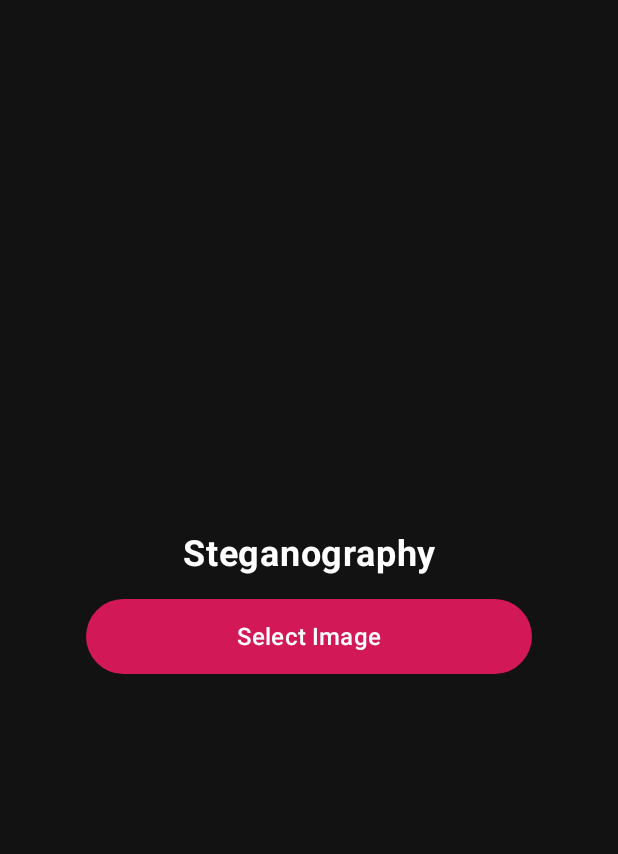
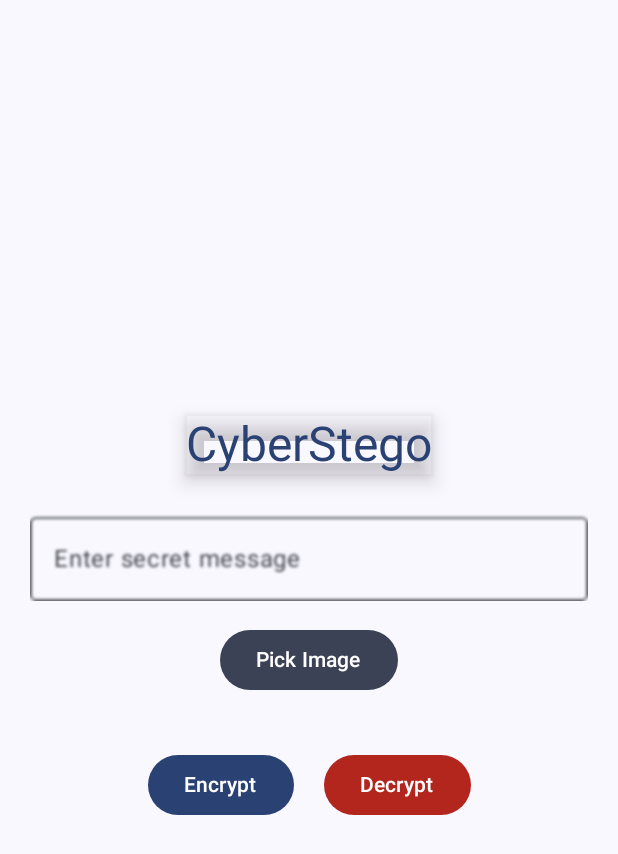
Before and after one commit to ultfone/Steganography, an Android app built with Jetpack Compose: the screen it shows after launch (MainActivity), on a phone screen of 412 x 824 dp. Shown: the top 854 px of the screen. Run offline under Robolectric (Android 15) with nearby library versions, the phone set to English and light mode, and no system bars; 1 statement that could not run was skipped.

Commit message:
Under Development

```diff
--- a/app/src/main/java/com/example/steganography/MainActivity.kt
+++ b/app/src/main/java/com/example/steganography/MainActivity.kt
@@ -1,28 +1,34 @@
 package com.example.steganography
 
+import android.content.Intent
+import android.graphics.Bitmap
+import android.graphics.BitmapFactory
 import android.net.Uri
 import android.os.Bundle
 import androidx.activity.ComponentActivity
 import androidx.activity.compose.rememberLauncherForActivityResult
 import androidx.activity.compose.setContent
 import androidx.activity.result.contract.ActivityResultContracts
+import androidx.compose.animation.*
 import androidx.compose.foundation.Image
 import androidx.compose.foundation.background
+import androidx.compose.foundation.border
 import androidx.compose.foundation.layout.*
 import androidx.compose.foundation.shape.RoundedCornerShape
 import androidx.compose.material3.*
 import androidx.compose.runtime.*
-import androidx.compose.ui.Alignment
-import androidx.compose.ui.Modifier
+import androidx.compose.ui.*
+import androidx.compose.ui.draw.*
 import androidx.compose.ui.graphics.Color
+import androidx.compose.ui.graphics.asImageBitmap
+import androidx.compose.ui.graphics.graphicsLayer
+import androidx.compose.ui.platform.LocalContext
 import androidx.compose.ui.text.font.FontWeight
-import androidx.compose.ui.unit.dp
-import androidx.compose.ui.unit.sp
-import androidx.compose.ui.text.style.TextAlign
-import androidx.compose.ui.draw.clip
-import androidx.compose.ui.tooling.preview.Preview
-import coil.compose.rememberAsyncImagePainter
+import androidx.compose.ui.unit.*
+import androidx.core.content.FileProvider
 import com.example.steganography.ui.theme.SteganographyTheme
+import java.io.*
+import java.util.*
 
 class MainActivity : ComponentActivity() {
     override fun onCreate(savedInstanceState: Bundle?) {
@@ -31,121 +37,230 @@ class MainActivity : ComponentActivity() {
             SteganographyTheme {
                 Surface(
                     modifier = Modifier.fillMaxSize(),
-                    color = Color(0xFF121214)
+                    color = MaterialTheme.colorScheme.background
                 ) {
-                    ImagePicker()
+                    MainStegoUI()
                 }
             }
         }
     }
 }
 
+@OptIn(ExperimentalMaterial3Api::class, ExperimentalAnimationApi::class)
 @Composable
-fun ImagePicker() {
-    val imageUri = remember { mutableStateOf<Uri?>(null) }
-    val imagePicker = rememberLauncherForActivityResult(
-        contract = ActivityResultContracts.GetContent()
-    ) { uri: Uri? -> imageUri.value = uri }
+fun MainStegoUI() {
+    val context = LocalContext.current
+    var selectedImageUri by remember { mutableStateOf<Uri?>(null) }
+    var inputMessage by remember { mutableStateOf("") }
+    var extractedMessage by remember { mutableStateOf<String?>(null) }
+    var showDownloadButton by remember { mutableStateOf(false) }
+    var resultBitmap by remember { mutableStateOf<Bitmap?>(null) }
+    var isLoading by remember { mutableStateOf(false) }
+    var errorMessage by remember { mutableStateOf<String?>(null) }
 
-    var encryptedText by remember { mutableStateOf("No encryption yet") }
-    var decryptedText by remember { mutableStateOf("No decryption yet") }
+    val imagePicker = rememberLauncherForActivityResult(ActivityResultContracts.GetContent()) { uri ->
+        selectedImageUri = uri
+        errorMessage = null
+        extractedMessage = null
+        showDownloadButton = false
+        resultBitmap = null
+    }
 
     Column(
         modifier = Modifier
             .fillMaxSize()
-            .background(Color(0xFF121212))
+            .background(MaterialTheme.colorScheme.surface)
             .padding(20.dp),
-        horizontalAlignment = Alignment.CenterHorizontally,
-        verticalArrangement = Arrangement.Center
+        verticalArrangement = Arrangement.Center,
+        horizontalAlignment = Alignment.CenterHorizontally
     ) {
         Text(
-            text = "Steganography",
-            fontSize = 24.sp,
-            fontWeight = FontWeight.Bold,
-            color = Color.White,
-            textAlign = TextAlign.Center,
-            modifier = Modifier.padding(bottom = 16.dp)
+            text = "CyberStego",
+            style = MaterialTheme.typography.headlineLarge,
+            color = MaterialTheme.colorScheme.primary,
+            modifier = Modifier
+                .graphicsLayer {
+                    shadowElevation = 12f
+                }
+                .drawBehind {
+                    drawRect(MaterialTheme.colorScheme.primary.copy(alpha = 0.3f))
+                }
         )
+
+        Spacer(modifier = Modifier.height(20.dp))
+
+        OutlinedTextField(
+            value = inputMessage,
+            onValueChange = { inputMessage = it },
+            label = { Text("Enter secret message") },
+            modifier = Modifier
+                .fillMaxWidth()
+                .blur(1.dp),
+            colors = OutlinedTextFieldDefaults.colors(
+                focusedTextColor = MaterialTheme.colorScheme.primary,
+                unfocusedTextColor = MaterialTheme.colorScheme.onSurface,
+                focusedBorderColor = MaterialTheme.colorScheme.primary,
+                unfocusedBorderColor = MaterialTheme.colorScheme.outline
+            )
+        )
+
+        Spacer(modifier = Modifier.height(15.dp))
 
         Button(
             onClick = { imagePicker.launch("image/*") },
-            modifier = Modifier
-                .fillMaxWidth(0.8f)
-                .height(50.dp)
-                .clip(RoundedCornerShape(12.dp)),
-            colors = ButtonDefaults.buttonColors(containerColor = Color(0xFFD31858))
+            colors = ButtonDefaults.buttonColors(
+                containerColor = MaterialTheme.colorScheme.secondary
+            )
         ) {
-            Text(text = "Select Image", color = Color.White, fontSize = 16.sp)
+            Text("Pick Image")
         }
 
-        Spacer(modifier = Modifier.height(20.dp))
+        Spacer(modifier = Modifier.height(15.dp))
 
-        imageUri.value?.let { uri ->
-            Card(
+        selectedImageUri?.let { uri ->
+            val inputStream = context.contentResolver.openInputStream(uri)
+            val bitmap = BitmapFactory.decodeStream(inputStream)
+            Image(
+                bitmap = bitmap.asImageBitmap(),
+                contentDescription = "Selected image",
                 modifier = Modifier
                     .size(250.dp)
-                    .clip(RoundedCornerShape(12.dp)),
-                elevation = CardDefaults.elevatedCardElevation(6.dp)
-            ) {
-                Image(
-                    painter = rememberAsyncImagePainter(uri),
-                    contentDescription = "Selected Image",
-                    modifier = Modifier.fillMaxSize()
+                    .clip(RoundedCornerShape(12.dp))
+                    .border(2.dp, MaterialTheme.colorScheme.primary)
             )
         }
 
         Spacer(modifier = Modifier.height(20.dp))
 
-            Row(horizontalArrangement = Arrangement.SpaceEvenly) {
+        Row {
             Button(
-                    onClick = { encryptedText = encryptMessage("Hello") },
-                    modifier = Modifier
-                        .weight(1f)
-                        .padding(end = 8.dp)
-                        .height(45.dp),
-                    colors = ButtonDefaults.buttonColors(containerColor = Color(0xFF43A047))
+                onClick = {
+                    encodeImage(selectedImageUri, inputMessage, context) { encodedBitmap, error ->
+                        resultBitmap = encodedBitmap
+                        errorMessage = error
+                        showDownloadButton = encodedBitmap != null
+                    }
+                },
+                colors = ButtonDefaults.buttonColors(
+                    containerColor = MaterialTheme.colorScheme.primary
+                ),
+                enabled = !isLoading
             ) {
-                    Text(text = "Encrypt", color = Color.White, fontSize = 16.sp)
+                Text(if (isLoading) "Encoding..." else "Encrypt")
             }
 
+            Spacer(modifier = Modifier.width(20.dp))
+
             Button(
-                    onClick = { decryptedText = decryptMessage(encryptedText) },
-                    modifier = Modifier
-                        .weight(1f)
-                        .padding(start = 8.dp)
-                        .height(45.dp),
-                    colors = ButtonDefaults.buttonColors(containerColor = Color(0xFFDA0F0F))
+                onClick = {
+                    decodeImage(selectedImageUri, context) { decodedMessage, error ->
+                        extractedMessage = decodedMessage
+                        errorMessage = error
+                    }
+                },
+                colors = ButtonDefaults.buttonColors(
+                    containerColor = MaterialTheme.colorScheme.error
+                ),
+                enabled = !isLoading
             ) {
-                    Text(text = "Decrypt", color = Color.White, fontSize = 16.sp)
+                Text(if (isLoading) "Decoding..." else "Decrypt")
             }
         }
-            Spacer(modifier = Modifier.height(10.dp))
 
-            Text(text = "Encrypted: $encryptedText",
-                color = Color.White, fontSize = 14.sp)
+        AnimatedVisibility(visible = errorMessage != null) {
+            Column {
+                Spacer(modifier = Modifier.height(15.dp))
+                Text(
+                    text = errorMessage ?: "",
+                    color = MaterialTheme.colorScheme.error,
+                    modifier = Modifier.padding(8.dp)
+                )
+            }
+        }
 
-            Spacer(modifier = Modifier.height(10.dp))
+        AnimatedVisibility(visible = extractedMessage != null) {
+            Column {
+                Spacer(modifier = Modifier.height(15.dp))
+                Text(
+                    text = "Extracted: $extractedMessage",
+                    color = MaterialTheme.colorScheme.primary,
+                    style = MaterialTheme.typography.bodyLarge
+                )
+            }
+        }
 
-            Text(text = "Decrypted: $decryptedText",
-                color = Color.White, fontSize = 14.sp)
+        AnimatedVisibility(visible = showDownloadButton && resultBitmap != null) {
+            Column {
+                Spacer(modifier = Modifier.height(15.dp))
+                Button(
+                    onClick = {
+                        resultBitmap?.let {
+                            val filename = "stego_${UUID.randomUUID()}.png"
+                            val file = File(context.cacheDir, filename)
+                            FileOutputStream(file).use { out ->
+                                it.compress(Bitmap.CompressFormat.PNG, 100, out)
+                            }
+                            val uri = FileProvider.getUriForFile(
+                                context,
+                                "${context.packageName}.provider",
+                                file
+                            )
+                            val shareIntent = Intent(Intent.ACTION_SEND).apply {
+                                type = "image/png"
+                                putExtra(Intent.EXTRA_STREAM, uri)
+                                addFlags(Intent.FLAG_GRANT_READ_URI_PERMISSION)
+                            }
+                            context.startActivity(Intent.createChooser(shareIntent, "Share Encoded Image"))
+                        }
+                    },
+                    colors = ButtonDefaults.buttonColors(
+                        containerColor = MaterialTheme.colorScheme.tertiary
+                    )
+                ) {
+                    Text("Share Encoded Image")
+                }
+            }
         }
     }
 }
 
-fun encryptMessage(input: String): String {
-    return "hey"
+private fun encodeImage(
+    uri: Uri?,
+    message: String,
+    context: android.content.Context,
+    callback: (Bitmap?, String?) -> Unit
+) {
+    if (uri == null) {
+        callback(null, "Please select an image first")
+        return
     }
 
-
-fun decryptMessage(input: String): String {
-    return "decrypt"
+    try {
+        val bitmap = BitmapFactory.decodeStream(context.contentResolver.openInputStream(uri))
+        val encoded = StegoUtils.encode(bitmap, message)
+        callback(encoded, null)
+    } catch (e: IllegalArgumentException) {
+        callback(null, e.message)
+    } catch (e: Exception) {
+        callback(null, "An error occurred while encoding the message")
+    }
 }
 
+private fun decodeImage(
+    uri: Uri?,
+    context: android.content.Context,
+    callback: (String?, String?) -> Unit
+) {
+    if (uri == null) {
+        callback(null, "Please select an image first")
+        return
+    }
 
-@Preview(showBackground = true)
-@Composable
-fun PreviewImagePicker() {
-    SteganographyTheme {
-        ImagePicker()
+    try {
+        val bitmap = BitmapFactory.decodeStream(context.contentResolver.openInputStream(uri))
+        val decoded = StegoUtils.decode(bitmap)
+        callback(decoded, null)
+    } catch (e: Exception) {
+        callback(null, "An error occurred while decoding the message")
     }
 }
```
Lines whose indentation alone changed are shown as unchanged.
